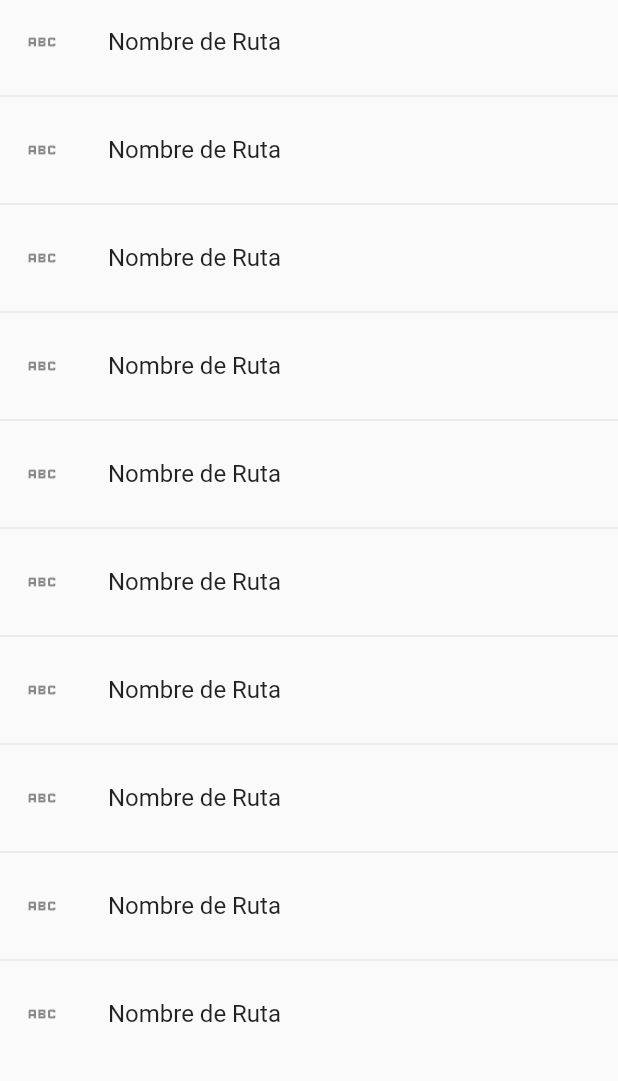
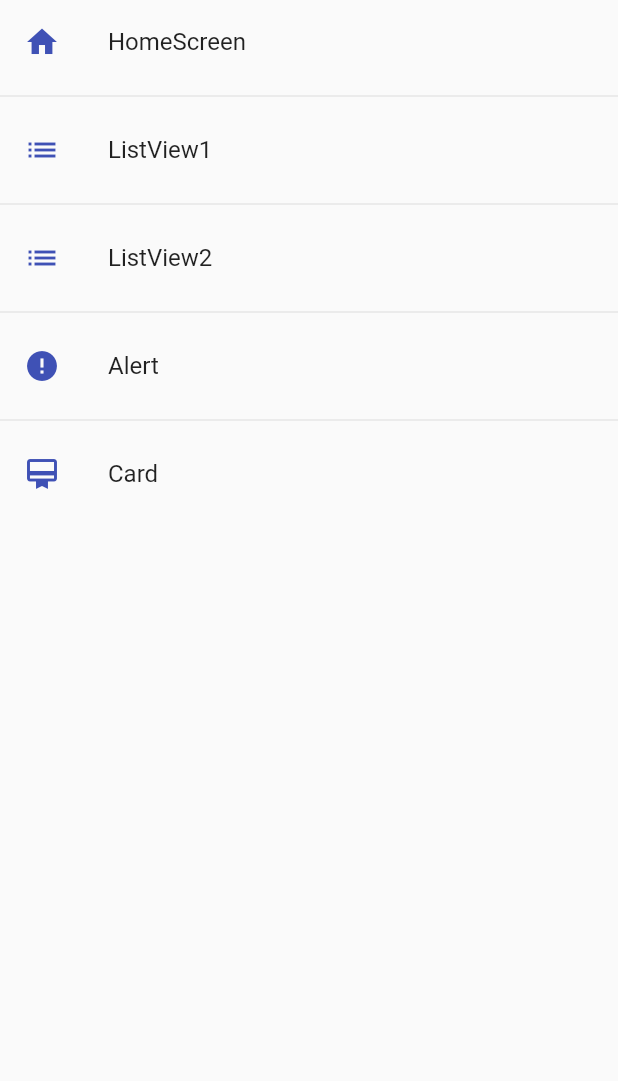
Before and after one commit to mgoldp/Componentes-Flutter, a Flutter app: the screen it shows after launch, on a phone screen of 412 x 824 dp, the part 84-1165 px from its top. Run offline on Flutter 3.47's test engine with Material 2 defaults, Android fonts, the phone set to English and light mode, and no system bars.

Commit message:
Crear metodos con las rutas de mi app

```diff
--- a/lib/main.dart
+++ b/lib/main.dart
@@ -12,7 +12,7 @@ class MyApp extends StatelessWidget {
         title: 'Material App',
         initialRoute: AppRoutes.initialRoute,
         debugShowCheckedModeBanner: false,
-        routes: AppRoutes.routes,
+        routes: AppRoutes.getAppRoutes(),
         onGenerateRoute: AppRoutes.onGeneratedRoute);
   }
 }
--- a/lib/router/app_routes.dart
+++ b/lib/router/app_routes.dart
@@ -34,13 +34,24 @@ class AppRoutes {
         icon: Icons.card_membership),
   ];
 
-  static Map<String, Widget Function(BuildContext)> routes = {
-    'listview1': (BuildContext context) => const ListView1Screen(),
-    'listview2': (BuildContext context) => const ListView2Screen(),
-    'alert': (BuildContext context) => const AlertScreen(),
-    'card': (BuildContext context) => const CardScreen(),
-    'home': (BuildContext context) => const HomeScreen(),
-  };
+  static Map<String, Widget Function(BuildContext)> getAppRoutes() {
+    Map<String, Widget Function(BuildContext)> appRoutes = {};
+
+    for (final options in menuOptions) {
+      appRoutes
+          .addAll({options.route: (BuildContext context) => options.screen});
+    }
+
+    return appRoutes;
+  }
+
+  // static Map<String, Widget Function(BuildContext)> routes = {
+  //   'listview1': (BuildContext context) => const ListView1Screen(),
+  //   'listview2': (BuildContext context) => const ListView2Screen(),
+  //   'alert': (BuildContext context) => const AlertScreen(),
+  //   'card': (BuildContext context) => const CardScreen(),
+  //   'home': (BuildContext context) => const HomeScreen(),
+  // };
 
   static Route<dynamic> onGeneratedRoute(RouteSettings settings) {
     return MaterialPageRoute(builder: (context) => const AlertScreen());
--- a/lib/screens/home_screen.dart
+++ b/lib/screens/home_screen.dart
@@ -1,4 +1,4 @@
-import 'package:fl_components/screens/listview1_screen.dart';
+import 'package:fl_components/router/app_routes.dart';
 import 'package:flutter/material.dart';
 
 class HomeScreen extends StatelessWidget {
@@ -13,18 +13,20 @@ class HomeScreen extends StatelessWidget {
       ),
       body: ListView.separated(
           itemBuilder: (context, index) => ListTile(
-                leading: const Icon(Icons.abc),
-                title: const Text('Nombre de Ruta'),
+                leading: Icon(AppRoutes.menuOptions[index].icon,
+                    color: Colors.indigo),
+                title: Text(AppRoutes.menuOptions[index].name),
                 onTap: () {
                   // final route = MaterialPageRoute(
                   //     builder: (context) => const ListView1Screen());
 
-                  // Navigator.push(context, route);
-                  Navigator.pushNamed(context, 'card');
+                  //Navigator.push(context, route);
+                  Navigator.pushNamed(
+                      context, AppRoutes.menuOptions[index].route);
                 },
               ),
           separatorBuilder: (_, __) => const Divider(),
-          itemCount: 10),
+          itemCount: AppRoutes.menuOptions.length),
     );
   }
 }
```
